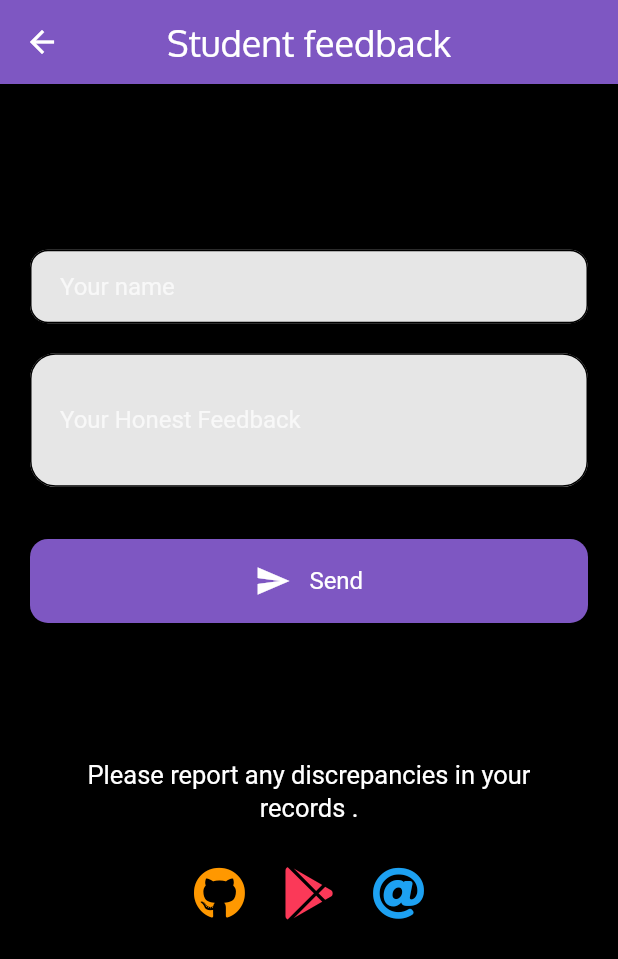
After one commit to dishantzaveri/hostelmanagementappflutter, a Flutter app: the ReachUs screen opened directly, on a phone screen of 412 x 824 dp. The commit adds this screen. Shown: the top 959 px of the screen. Run offline on Flutter 3.47's test engine with Material 2 defaults, Android fonts, the phone set to English and light mode, and no system bars; our stand-ins replace animated_splash_screen, cloud_firestore, firebase_auth, firebase_core, fluttertoast, font_awesome_flutter and 3 more; missing offline and left inert: dart:ffi, razorpay_flutter; accounts and stored records are empty; Roboto replaces fonts that are missing (RobotoSlab).

Commit message:
feedback functionality

```diff
--- /dev/null
+++ b/lib/reach_us.dart
@@ -0,0 +1,248 @@
+import 'package:flutter/material.dart';
+import 'package:font_awesome_flutter/font_awesome_flutter.dart';
+import 'package:url_launcher/url_launcher.dart';
+
+import 'constants.dart';
+
+class ReachUs extends StatefulWidget {
+  @override
+  _ReachUsState createState() => _ReachUsState();
+}
+
+class _ReachUsState extends State<ReachUs> {
+  launchUrl(String url) async {
+    if (await canLaunch(url)) {
+      await launch(url);
+    } else {
+      throw 'Could not launch $url';
+    }
+  }
+
+  _launchURLMail() async {
+    const url =
+        'mailto:zaveridishant@gmail.com?subject=LifePlusApp&body=Your sugestions%20or Feedback..';
+    if (await canLaunch(url)) {
+      await launch(url);
+    } else {
+      throw 'Could not launch $url';
+    }
+  }
+
+  TextEditingController t1 = TextEditingController();
+  TextEditingController t2 = TextEditingController();
+  late String name;
+  late String message;
+
+  @override
+  Widget build(BuildContext context) {
+    return Scaffold(
+      resizeToAvoidBottomInset: false,
+      appBar: AppBar(
+        centerTitle: true,
+        title: Text(
+          "Student feedback",
+          style: TextStyle(
+            fontFamily: "Oxygen",
+            fontSize: 24,
+          ),
+        ),
+        backgroundColor: primaryPurple,
+      ),
+      body: Padding(
+        padding: const EdgeInsets.all(10.0),
+        child: Column(
+          mainAxisAlignment: MainAxisAlignment.start,
+          children: <Widget>[
+            Padding(
+              padding:
+                  const EdgeInsets.symmetric(vertical: 14.0, horizontal: 13),
+              child: Text(
+                "Leave us a message, and we'll get in contact with you as soon as possible. ",
+                style: TextStyle(
+                  fontSize: 17.5,
+                  height: 1.3,
+                  fontFamily: 'RobotoSlab',
+                ),
+                textAlign: TextAlign.justify,
+              ),
+            ),
+            SizedBox(
+              height: MediaQuery.of(context).size.height * 0.02,
+            ),
+            Padding(
+              padding: const EdgeInsets.all(10.0),
+              child: TextField(
+                onChanged: (val) {
+                  if (val != null || val.length > 0) name = val;
+                },
+                controller: t1,
+                decoration: InputDecoration(
+                  fillColor: Color(0xffe6e6e6),
+                  filled: true,
+                  contentPadding:
+                      EdgeInsets.symmetric(vertical: 15, horizontal: 20),
+                  hintText: 'Your name',
+                  hintStyle: TextStyle(
+                      color: Colors.white70, fontFamily: 'RobotoSlab'),
+                  border: OutlineInputBorder(
+                    borderRadius: BorderRadius.all(
+                      Radius.circular(12),
+                    ),
+                    borderSide: BorderSide(color: Colors.black),
+                  ),
+                  enabledBorder: OutlineInputBorder(
+                    borderRadius: BorderRadius.all(
+                      Radius.circular(12),
+                    ),
+                    borderSide: BorderSide(color: Colors.black),
+                  ),
+                  focusedBorder: OutlineInputBorder(
+                    borderRadius: BorderRadius.all(
+                      Radius.circular(12),
+                    ),
+                    borderSide: BorderSide(color: Colors.black),
+                  ),
+                ),
+              ),
+            ),
+            SizedBox(
+              height: MediaQuery.of(context).size.height * 0.0001,
+            ),
+            Padding(
+              padding: const EdgeInsets.all(10),
+              child: TextField(
+                onChanged: (val) {
+                  if (val != null || val.length > 0) message = val;
+                },
+                textAlign: TextAlign.start,
+                controller: t2,
+                decoration: InputDecoration(
+                  fillColor: Color(0xffe6e6e6),
+                  filled: true,
+                  contentPadding:
+                      EdgeInsets.symmetric(vertical: 35, horizontal: 20),
+                  hintText: 'Your Honest Feedback',
+                  hintStyle: TextStyle(
+                    color: Colors.white70,
+                    fontFamily: 'RobotoSlab',
+                  ),
+                  border: OutlineInputBorder(
+                    borderRadius: BorderRadius.all(
+                      Radius.circular(17),
+                    ),
+                    borderSide: BorderSide(color: Colors.black),
+                  ),
+                  enabledBorder: OutlineInputBorder(
+                    borderRadius: BorderRadius.all(
+                      Radius.circular(17),
+                    ),
+                    borderSide: BorderSide(color: Colors.black),
+                  ),
+                  focusedBorder: OutlineInputBorder(
+                    borderRadius: BorderRadius.all(
+                      Radius.circular(17),
+                    ),
+                    borderSide: BorderSide(color: Colors.black),
+                  ),
+                ),
+              ),
+            ),
+            SizedBox(
+              height: MediaQuery.of(context).size.height * 0.03,
+            ),
+            Card(
+              color: primaryPurple,
+              shape: RoundedRectangleBorder(
+                borderRadius: BorderRadius.circular(12.0),
+              ),
+              margin: EdgeInsets.symmetric(horizontal: 10.0),
+              child: GestureDetector(
+                onTap: () {
+                  setState(() {
+                    t1.clear();
+                    t2.clear();
+                    launchUrl(
+                        "mailto:zaveridishant@gmail.com?subject=From $name&body=$message");
+                  });
+                },
+                child: ListTile(
+                  title: Row(
+                    mainAxisAlignment: MainAxisAlignment.center,
+                    children: <Widget>[
+                      Center(
+                          child: Icon(
+                        Icons.send,
+                        color: Colors.white,
+                      )),
+                      SizedBox(
+                        width: MediaQuery.of(context).size.width * 0.03,
+                      ),
+                      Center(
+                          child: Text(
+                        "Send",
+                        textAlign: TextAlign.center,
+                        style: TextStyle(
+                            color: Colors.white, fontFamily: 'RobotoSlab'),
+                      )),
+                    ],
+                  ),
+                ),
+              ),
+            ),
+            SizedBox(
+              height: MediaQuery.of(context).size.height * 0.06,
+            ),
+            Padding(
+              padding: EdgeInsets.only(
+                  top: MediaQuery.of(context).size.height * 0.05,
+                  left: 21,
+                  right: 21,
+                  bottom: MediaQuery.of(context).size.height * 0.034),
+              child: Text(
+                "Please report any discrepancies in your records .",
+                textAlign: TextAlign.center,
+                style: TextStyle(
+                  fontFamily: 'RobotoSlab',
+                  color: Colors.white,
+                  fontSize: 17,
+                  height: 1.3,
+                ),
+              ),
+            ),
+            Row(
+              mainAxisAlignment: MainAxisAlignment.center,
+              children: <Widget>[
+                GestureDetector(
+                  onTap: () => launchUrl(
+                      "https://github.com/dishantzaveri/hostelmanagementappflutter"),
+                  child: Icon(
+                    FontAwesomeIcons.github,
+                    color: Colors.orange,
+                    size: 35,
+                  ),
+                ),
+                SizedBox(
+                  width: MediaQuery.of(context).size.width * 0.06,
+                ),
+                GestureDetector(
+                  onTap: () => launchUrl(
+                      "https://play.google.com/store/apps/details?id=com.lifeplusapp&hl=en_IN"),
+                  child: Icon(FontAwesomeIcons.googlePlay,
+                      color: Color(0xfffb3958), size: 35),
+                ),
+                SizedBox(
+                  width: MediaQuery.of(context).size.width * 0.06,
+                ),
+                GestureDetector(
+                  onTap: () => _launchURLMail(),
+                  child: Icon(FontAwesomeIcons.at,
+                      color: Color(0xff1DA1F2), size: 35),
+                ),
+              ],
+            ),
+          ],
+        ),
+      ),
+    );
+  }
+}
--- a/lib/screens/nav_bar.dart
+++ b/lib/screens/nav_bar.dart
@@ -5,6 +5,7 @@ import 'package:easydorm/student_files/complaints.dart';
 import 'package:firebase_auth/firebase_auth.dart';
 import 'package:flutter/material.dart';
 
+import '../reach_us.dart';
 import 'home_page.dart';
 
 class Navigation extends StatefulWidget {
@@ -47,6 +48,12 @@ class _NavigationState extends State<Navigation> {
               onClicked: () => selectedItem(context, 1),
             ),
             buildMenuItem(
+              text: 'Feedback',
+              icon: Icons.edit,
+              onClicked: () => Navigator.push(context,
+                  MaterialPageRoute<void>(builder: (context) => ReachUs())),
+            ),
+            buildMenuItem(
               text: 'Sign Out', icon: Icons.exit_to_app,
               onClicked: () => selectedItem(context, 0),
               //  onPressed: () {
--- a/lib/student_files/student_screen.dart
+++ b/lib/student_files/student_screen.dart
@@ -175,7 +175,7 @@ class _StudentState extends State<Student> {
           "Profile",
           style: TextStyle(
             fontFamily: "Oxygen",
-            fontSize: 27,
+            fontSize: 24,
           ),
         ),
         backgroundColor: primaryPurple,
--- a/pubspec.yaml
+++ b/pubspec.yaml
@@ -34,6 +34,8 @@ dependencies:
   firebase_core: ^1.10.5
   geolocator: ^8.0.3
   geocoding: ^2.0.2
+  font_awesome_flutter: ^9.2.0
+  url_launcher: ^6.0.18
   flutter:
     sdk: flutter
   razorpay_flutter: ^1.2.9
```
Also changed, not shown: pubspec.lock, 1 other file.
